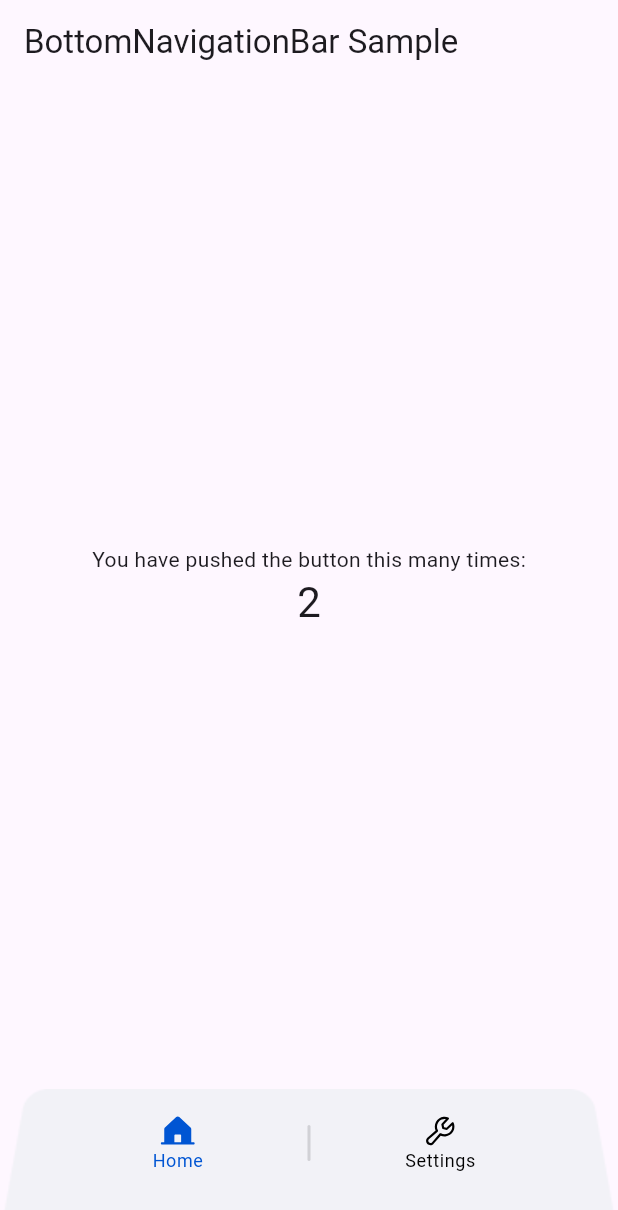
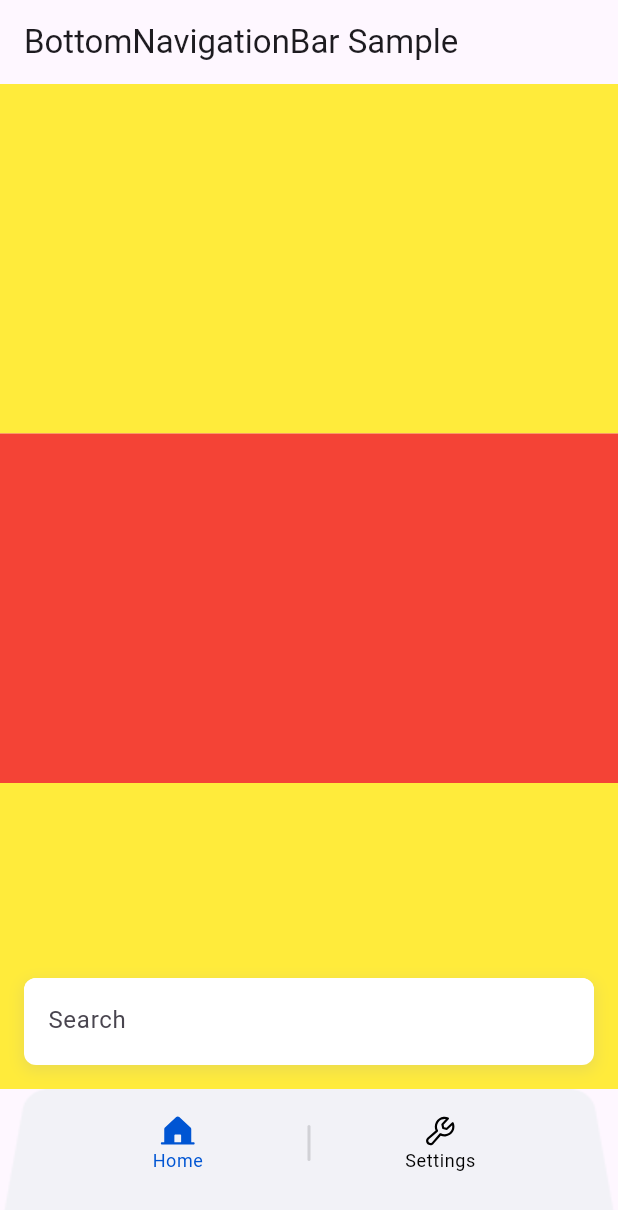
Before and after one commit to onurcankurum/dog_app, a Flutter app: the screen it shows after launch, on a phone screen of 412 x 824 dp. Shown: the top 1210 px of the screen. Run offline on Flutter 3.47's test engine with Material 3 defaults, Android fonts, the phone set to English and light mode, and no system bars; our stand-ins replace dio, flutter_svg, pretty_dio_logger.

Commit message:
home page search input done

```diff
--- a/lib/core/theme/theme_light.dart
+++ b/lib/core/theme/theme_light.dart
@@ -21,6 +21,7 @@ class ThemeLight implements _ITheme {
         ),
         bottomNavigationBarTheme:
             baseThemeData.bottomNavigationBarTheme.copyWith(
+          backgroundColor: Colors.transparent,
           selectedIconTheme: const IconThemeData(
             color: AppColors.absoluteZero,
           ),
--- a/lib/screens/bottom_navigation_group/bottom_navigation_group_page.dart
+++ b/lib/screens/bottom_navigation_group/bottom_navigation_group_page.dart
@@ -42,6 +42,8 @@ final class _BottomNavigationGroupPageState
         body: Center(
           child: _widgetOptions.elementAt(_selectedIndex),
         ),
+        resizeToAvoidBottomInset: true,
+        extendBody: false,
         bottomNavigationBar: MyBottomNavigationBar(
           itemsIconsAndTexts: [
             MapEntry(SvgEnums.homeIcon.path, 'Home'),
--- a/lib/screens/bottom_navigation_group/home_page/home_page.dart
+++ b/lib/screens/bottom_navigation_group/home_page/home_page.dart
@@ -3,7 +3,7 @@ import 'package:flutter/material.dart';
 
 import '../../mixin/base_view.dart';
 
-class HomePage extends StatefulWidget implements BaseView {
+final class HomePage extends StatefulWidget implements BaseView {
   const HomePage({super.key});
 
   @override
@@ -13,24 +13,169 @@ class HomePage extends StatefulWidget implements BaseView {
   NavigationConstant get navigationConstant => NavigationConstant.homePage;
 }
 
-class _HomePageState extends State<HomePage> {
+final class _HomePageState extends State<HomePage> {
   @override
   Widget build(BuildContext context) {
     return Scaffold(
-      body: Center(
-        child: Column(
-          mainAxisAlignment: MainAxisAlignment.center,
-          children: <Widget>[
-            Text(
-              'You have pushed the button this many times:',
+      body: Stack(
+        children: [
+          SingleChildScrollView(
+            child: Column(
+              children: [
+                Container(
+                  height: 233,
+                  width: double.infinity,
+                  color: Colors.yellow,
+                ),
+                Container(
+                  height: 233,
+                  width: double.infinity,
+                  color: Colors.red,
+                ),
+                Container(
+                  height: 233,
+                  width: double.infinity,
+                  color: Colors.yellow,
+                ),
+                Container(
+                  height: 233,
+                  width: double.infinity,
+                  color: Colors.red,
+                ),
+                Container(
+                  height: 233,
+                  width: double.infinity,
+                  color: Colors.yellow,
+                ),
+                Container(
+                  height: 233,
+                  width: double.infinity,
+                  color: Colors.red,
+                ),
+              ],
             ),
-            Text(
-              '2',
-              style: Theme.of(context).textTheme.headlineMedium,
-            ),
-          ],
-        ),
+          ),
+          const Positioned(
+              bottom: 0, right: 0, left: 0, child: _ExpandableTextField())
+        ],
       ),
     );
   }
 }
+
+final class _ExpandableTextField extends StatefulWidget {
+  const _ExpandableTextField();
+
+  @override
+  State<_ExpandableTextField> createState() => _ExpandableTextFieldState();
+}
+
+class _ExpandableTextFieldState extends State<_ExpandableTextField>
+    with BaseStateMixin {
+  final TextEditingController _textEditingController = TextEditingController();
+  final FocusNode _focusNode = FocusNode();
+  int minLines = 1;
+  bool _isExpanded = false;
+
+  @override
+  void initState() {
+    _focusNode.addListener(() {
+      if (_focusNode.hasFocus) {
+        setState(() {
+          minLines = 3;
+        });
+      } else {
+        setState(() {
+          minLines = 1;
+        });
+      }
+    });
+    super.initState();
+  }
+
+  @override
+  Widget build(BuildContext context) {
+    return Column(
+      children: [
+        GestureDetector(
+          onVerticalDragUpdate: (details) {
+            if (details.delta.dy > 0) {
+              // Aşağı doğru kaydırma (kapama)
+              setState(() {
+                _isExpanded = false;
+              });
+            } else if (details.delta.dy < 0) {
+              // Yukarı doğru kaydırma (açma)
+              setState(() {
+                _isExpanded = true;
+              });
+            }
+          },
+          child: Stack(
+            alignment: Alignment.topCenter,
+            children: [
+              AnimatedContainer(
+                  duration: const Duration(milliseconds: 500),
+                  height: _isExpanded ? 300 : null,
+                  constraints: const BoxConstraints(
+                    minHeight: 58,
+                    maxHeight: 300,
+                  ),
+                  margin: _focusNode.hasFocus
+                      ? EdgeInsets.zero
+                      : const EdgeInsets.all(16),
+                  decoration: BoxDecoration(
+                    color: Colors.white,
+                    borderRadius: BorderRadius.only(
+                      topLeft: const Radius.circular(8),
+                      topRight: const Radius.circular(8),
+                      bottomLeft: _focusNode.hasFocus
+                          ? Radius.zero
+                          : const Radius.circular(8),
+                      bottomRight: _focusNode.hasFocus
+                          ? Radius.zero
+                          : const Radius.circular(8),
+                    ),
+                    boxShadow: [
+                      BoxShadow(
+                        color: Colors.grey.withOpacity(0.2),
+                        spreadRadius: 1,
+                        blurRadius: 8,
+                        offset: const Offset(0, 3),
+                      ),
+                    ],
+                  ),
+                  width: double.infinity,
+                  child: TextField(
+                    focusNode: _focusNode,
+                    minLines: minLines,
+                    maxLines: 5,
+                    decoration: InputDecoration(
+                      hintText: 'Search',
+                      border: OutlineInputBorder(
+                        borderRadius: BorderRadius.circular(8),
+                        borderSide: BorderSide.none,
+                      ),
+                      filled: true,
+                      fillColor: Colors.white,
+                    ),
+                  )),
+              if (_focusNode.hasFocus)
+                Positioned(
+                  top: 8,
+                  child: Container(
+                    height: 3,
+                    width: 24,
+                    decoration: BoxDecoration(
+                      color: themeData.dividerTheme.color,
+                      borderRadius: BorderRadius.circular(2),
+                    ),
+                  ),
+                ),
+            ],
+          ),
+        ),
+      ],
+    );
+  }
+}
--- a/lib/widget/molecul/my_bottom_navigation_bar.dart
+++ b/lib/widget/molecul/my_bottom_navigation_bar.dart
@@ -42,11 +42,14 @@ class _MyBottomNavigationBarState extends State<MyBottomNavigationBar>
               fit: BoxFit.fill,
             ),
           ),
+          child: Ink(
             child: Row(
                 crossAxisAlignment: CrossAxisAlignment.start,
                 mainAxisAlignment: MainAxisAlignment.spaceAround,
                 children: [
-                for (var i = 0; i < widget.itemsIconsAndTexts.length; i++) ...[
+                  for (var i = 0;
+                      i < widget.itemsIconsAndTexts.length;
+                      i++) ...[
                     Expanded(
                       child: InkWell(
                         onTap: () {
@@ -80,6 +83,7 @@ class _MyBottomNavigationBarState extends State<MyBottomNavigationBar>
                   ]
                 ]),
           ),
+        ),
       ],
     );
   }
```
Lines whose indentation alone changed are shown as unchanged.
